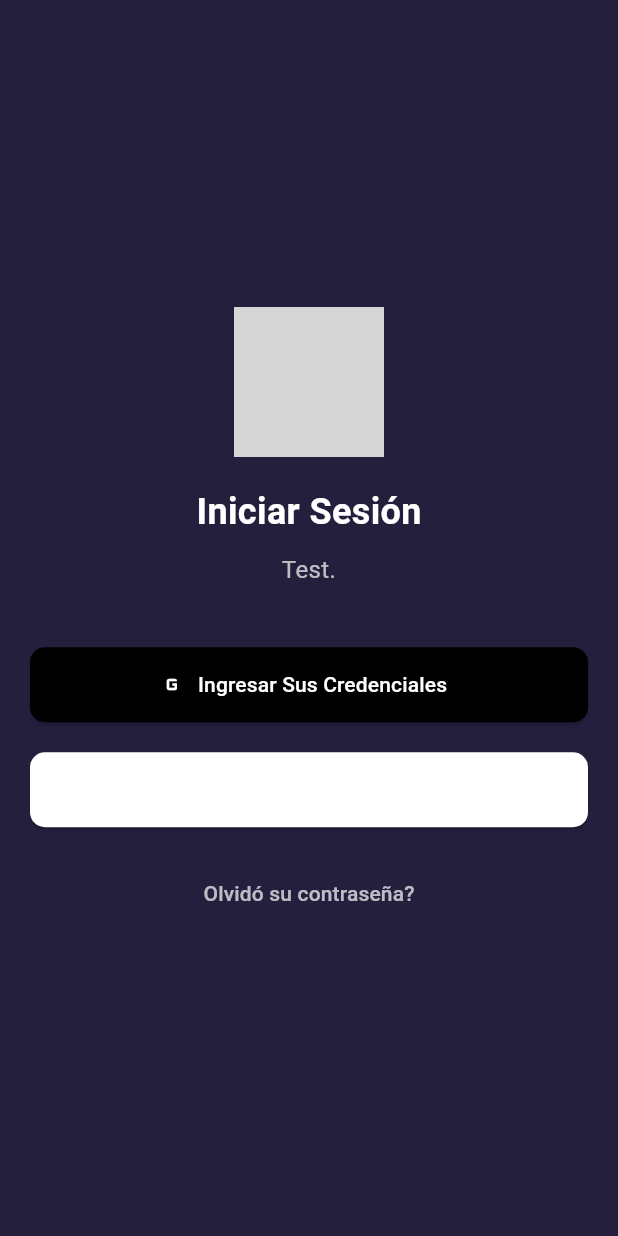
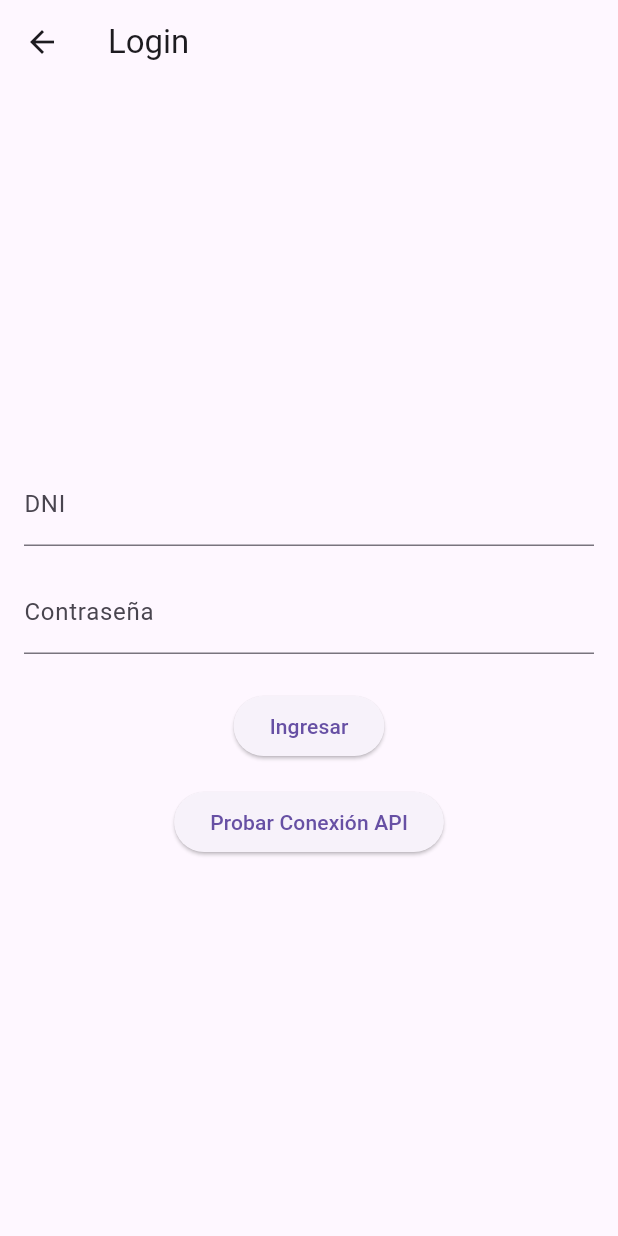
Before and after one commit to RaulTorreM/Fidelizacion_Tecnicos_Movil, a Flutter app: the LoginPage screen opened directly, on a phone screen of 412 x 824 dp. Run offline on Flutter 3.47's test engine with Material 3 defaults, Android fonts, the phone set to English and light mode, and no system bars; our stand-ins replace dio, retrofit; generated files the repository leaves out were written again; grey boxes are pictures that could not be loaded.

Commit message:
Se añadio API para la db local - Falta Implementar Login

```diff
--- /dev/null
+++ b/lib/api_connection/api_service.dart
@@ -0,0 +1,67 @@
+import 'package:retrofit/retrofit.dart';
+import 'package:dio/dio.dart';
+import 'package:json_annotation/json_annotation.dart';
+import 'package:dio/io.dart';
+import 'dart:io';
+
+part 'api_service.g.dart';
+
+@RestApi(baseUrl: "http://192.168.0.15/FidelizacionTecnicos/public/")
+abstract class ApiService {
+  factory ApiService(Dio dio, {String baseUrl}) = _ApiService;
+
+  static ApiService create() {
+    final dio = Dio();
+    dio.options.connectTimeout = Duration(seconds: 5);
+    dio.options.receiveTimeout = Duration(seconds: 3);
+
+    // Desactivar la verificación de certificados (solo para desarrollo)
+    (dio.httpClientAdapter as IOHttpClientAdapter).onHttpClientCreate = (HttpClient client) {
+      client.badCertificateCallback = (X509Certificate cert, String host, int port) => true;
+      return client;
+    };
+
+    return ApiService(dio);
+  }
+
+  @POST("/loginmovil/login-tecnico")
+  Future<LoginResponse> login(@Body() LoginRequest loginRequest);
+
+  @GET("/loginmovil/login-DataTecnico")
+  Future<List<Tecnico>> getAllTecnicos();
+}
+
+@JsonSerializable()
+class LoginRequest {
+  String idTecnico;
+  String password;
+
+  LoginRequest({required this.idTecnico, required this.password});
+
+  factory LoginRequest.fromJson(Map<String, dynamic> json) => _$LoginRequestFromJson(json);
+  Map<String, dynamic> toJson() => _$LoginRequestToJson(this);
+}
+
+@JsonSerializable()
+class LoginResponse {
+  String status;
+  String message;
+  String? idTecnico;
+
+  LoginResponse({required this.status, required this.message, this.idTecnico});
+
+  factory LoginResponse.fromJson(Map<String, dynamic> json) => _$LoginResponseFromJson(json);
+  Map<String, dynamic> toJson() => _$LoginResponseToJson(this);
+}
+
+@JsonSerializable()
+class Tecnico {
+  String idTecnico;
+
+  Tecnico({required this.idTecnico});
+
+  factory Tecnico.fromJson(Map<String, dynamic> json) => _$TecnicoFromJson(json);
+  Map<String, dynamic> toJson() => _$TecnicoToJson(this);
+}
+
+final ApiService _apiService = ApiService.create();
--- a/lib/main.dart
+++ b/lib/main.dart
@@ -1,115 +1,19 @@
 import 'package:flutter/material.dart';
+import 'pages/home_page.dart';
 
-void main() => runApp(MyApp());
+void main() {
+  runApp(MyApp());
+}
 
 class MyApp extends StatelessWidget {
   @override
   Widget build(BuildContext context) {
     return MaterialApp(
-      debugShowCheckedModeBanner: false,
-      home: LoginPage(),
+      title: 'Mi Aplicación',
+      theme: ThemeData(
+        primarySwatch: Colors.blue,
+      ),
+      home: HomePage(),
     );
   }
 }
-
-class LoginPage extends StatelessWidget {
-  @override
-  Widget build(BuildContext context) {
-    return Scaffold(
-      backgroundColor: Color.fromARGB(255, 36, 31, 61), // Color de fondo púrpura
-      body: Padding(
-        padding: EdgeInsets.all(20),
-        child: Column(
-          mainAxisAlignment: MainAxisAlignment.center,
-          children: [
-            // Logo
-            Image.asset(
-              "lib\icons\logo_png.png",
-              width: 100,
-              height: 100,
-            ),
-
-            SizedBox(height: 20),
-
-            // Título
-            Text(
-              'Iniciar Sesión',
-              style: TextStyle(
-                fontSize: 24,
-                color: Colors.white,
-                fontWeight: FontWeight.bold,
-              ),
-            ),
-
-            SizedBox(height: 10),
-
-            // Subtítulo
-            Text(
-              'Test.',
-              textAlign: TextAlign.center,
-              style: TextStyle(
-                fontSize: 16,
-                color: Colors.white70,
-              ),
-            ),
-
-            SizedBox(height: 40),
-
-            // Botón de Google
-            ElevatedButton.icon(
-              onPressed: () {
-                // Acción de login con Google
-              },
-              icon: Icon(Icons.g_mobiledata, color: Colors.white),
-              label: Text(
-                'Ingresar Sus Credenciales',
-                style: TextStyle(color: Colors.white),
-              ),
-              style: ElevatedButton.styleFrom(
-                backgroundColor: Colors.black, // Color del botón
-                minimumSize: Size(double.infinity, 50), // Ancho completo
-                shape: RoundedRectangleBorder(
-                  borderRadius: BorderRadius.circular(10),
-                ),
-              ),
-            ),
-
-            SizedBox(height: 20),
-
-            // Botón de Apple
-            ElevatedButton.icon(
-              onPressed: () {
-                // Acción de login con Apple
-              },
-              icon: Icon(Icons.apple, color: Colors.white),
-              label: Text(
-                '---',
-                style: TextStyle(color: Colors.white),
-              ),
-              style: ElevatedButton.styleFrom(
-                backgroundColor: Colors.white, // Color del botón
-                minimumSize: const Size(double.infinity, 50),
-                shape: RoundedRectangleBorder(
-                  borderRadius: BorderRadius.circular(10),
-                ),
-              ),
-            ),
-
-            SizedBox(height: 20),
-
-            // Continuar como invitado
-            TextButton(
-              onPressed: () {
-                // Acción para continuar como invitado
-              },
-              child: Text(
-                'Olvidó su contraseña?',
-                style: TextStyle(color: Colors.white70),
-              ),
-            ),
-          ],
-        ),
-      ),
-    );
-  }
-}
--- /dev/null
+++ b/lib/pages/login_page.dart
@@ -0,0 +1,136 @@
+import 'package:flutter/material.dart';
+import 'package:dio/dio.dart';
+import '../../api_connection/api_service.dart';
+
+class LoginPage extends StatefulWidget {
+  const LoginPage({Key? key}) : super(key: key);
+
+  @override
+  _LoginPageState createState() => _LoginPageState();
+}
+
+class _LoginPageState extends State<LoginPage> {
+  final _formKey = GlobalKey<FormState>();
+  final _dniController = TextEditingController();
+  final _passwordController = TextEditingController();
+  final ApiService _apiService = ApiService.create();
+
+  Future<void> _login() async {
+    if (_formKey.currentState!.validate()) {
+      try {
+        final response = await _apiService.login(
+          LoginRequest(
+            idTecnico: _dniController.text,
+            password: _passwordController.text,
+          ),
+        );
+
+        if (response.status == 'success') {
+          ScaffoldMessenger.of(context).showSnackBar(
+            SnackBar(content: Text('Bienvenido, ${response.idTecnico}')),
+          );
+          // Aquí puedes navegar a la siguiente pantalla después del login exitoso
+        } else {
+          ScaffoldMessenger.of(context).showSnackBar(
+            SnackBar(content: Text(response.message)),
+          );
+        }
+      } catch (e) {
+        print('Error al conectar con la API: $e');
+        if (e is DioException) {
+          print('DioError tipo: ${e.type}');
+          print('DioError mensaje: ${e.message}');
+          print('DioError respuesta: ${e.response}');
+          print('DioError error: ${e.error}');
+          print('DioError requestOptions: ${e.requestOptions.uri}');
+        }
+
+        ScaffoldMessenger.of(context).showSnackBar(
+          SnackBar(content: Text('Error de conexión: $e')),
+        );
+      }
+    }
+  }
+
+  Future<void> _testApiConnection() async {
+    try {
+      print('Iniciando prueba de conexión API...');
+
+      // Llama al método getAllTecnicos
+      final List<Tecnico> tecnicos = await _apiService.getAllTecnicos();
+
+      // Imprime la lista de técnicos
+      print('Lista de Técnicos:');
+      for (var tecnico in tecnicos) {
+        print('ID Técnico: ${tecnico.idTecnico}');
+      }
+
+      ScaffoldMessenger.of(context).showSnackBar(
+        SnackBar(content: Text('Conexión exitosa. Revisa la consola para más detalles.')),
+      );
+    } catch (e) {
+      print('Error al conectar con la API: $e');
+      if (e is DioException) {
+        print('DioError tipo: ${e.type}');
+        print('DioError mensaje: ${e.message}');
+        print('DioError respuesta: ${e.response}');
+        print('DioError error: ${e.error}');
+        print('DioError requestOptions: ${e.requestOptions.uri}');
+      }
+
+      ScaffoldMessenger.of(context).showSnackBar(
+        SnackBar(content: Text('Error de conexión. Revisa la consola para más detalles.')),
+      );
+    }
+  }
+
+  @override
+  Widget build(BuildContext context) {
+    return Scaffold(
+      appBar: AppBar(title: Text('Login')),
+      body: Padding(
+        padding: const EdgeInsets.all(16.0),
+        child: Form(
+          key: _formKey,
+          child: Column(
+            mainAxisAlignment: MainAxisAlignment.center,
+            children: [
+              TextFormField(
+                controller: _dniController,
+                decoration: InputDecoration(labelText: 'DNI'),
+                validator: (value) {
+                  if (value == null || value.isEmpty) {
+                    return 'Por favor ingrese su DNI';
+                  }
+                  return null;
+                },
+              ),
+              SizedBox(height: 16),
+              TextFormField(
+                controller: _passwordController,
+                decoration: InputDecoration(labelText: 'Contraseña'),
+                obscureText: true,
+                validator: (value) {
+                  if (value == null || value.isEmpty) {
+                    return 'Por favor ingrese su contraseña';
+                  }
+                  return null;
+                },
+              ),
+              SizedBox(height: 24),
+              ElevatedButton(
+                onPressed: _login,
+                child: Text('Ingresar'),
+              ),
+              SizedBox(height: 16),
+              ElevatedButton(
+                onPressed: _testApiConnection,
+                child: Text('Probar Conexión API'),
+              ),
+            ],
+          ),
+        ),
+      ),
+    );
+  }
+}
```
Also changed, not shown: lib/pages/home_page.dart (added, +24 -0 lines), pubspec.yaml (+9 -1 lines), assets/icons/logo_png.png (renamed from lib/icons/logo_png.png), assets/others/background_JD.gif (added), lib/api_connection/api_service.g.dart (added), pubspec.lock, 1 other file.
